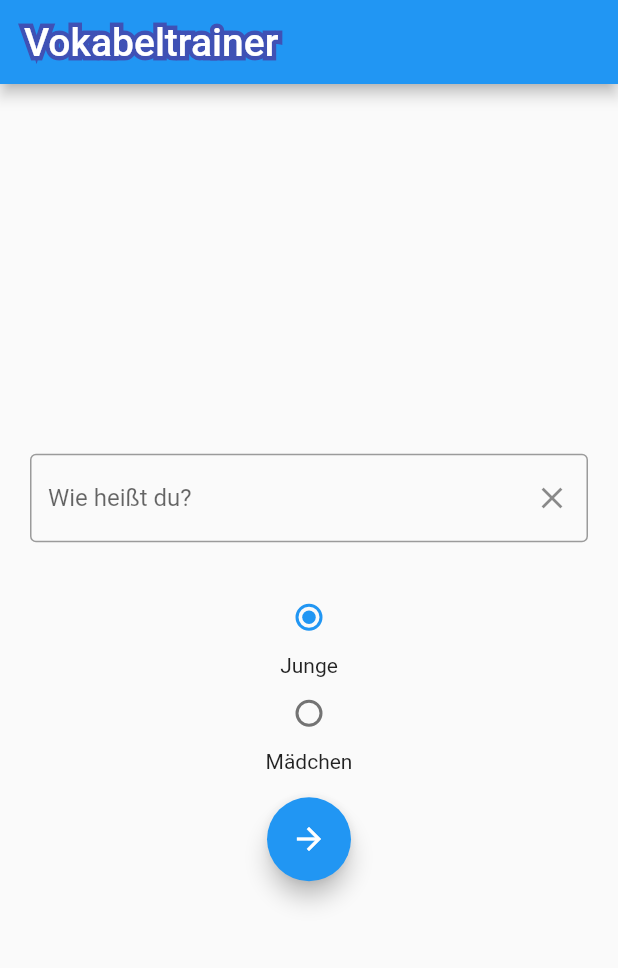
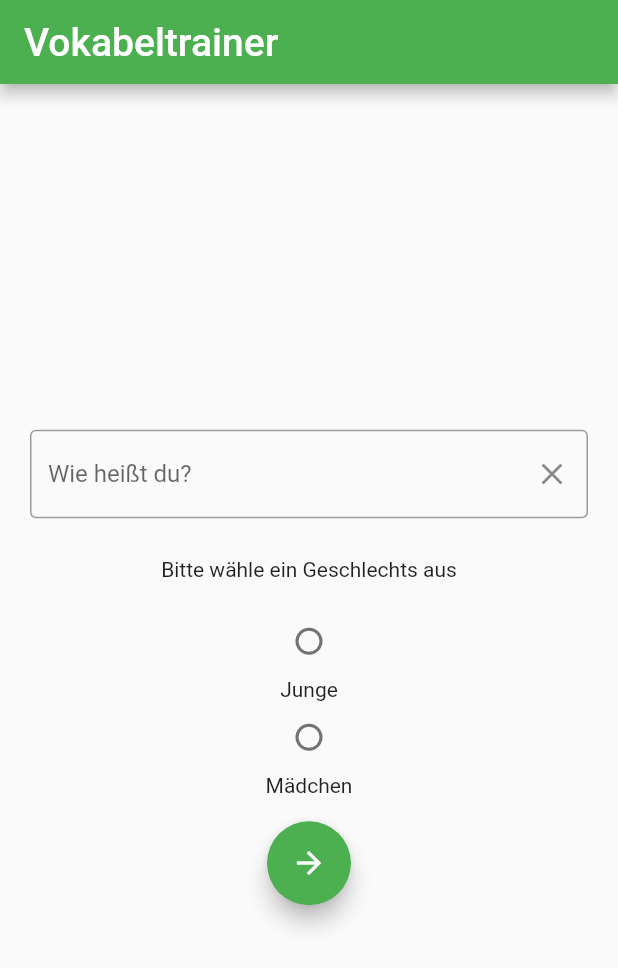
Before and after one commit to DHBW-CAS-MC/Vokabeltrainer, a Flutter app: the screen it shows after launch, on a phone screen of 412 x 824 dp. Shown: the top 968 px of the screen. Run offline on Flutter 3.47's test engine with Material 2 defaults, Android fonts, the phone set to English and light mode, and no system bars; missing offline and left inert: dart:ffi.

Commit message:
Design in Abhängigkeit vom geschlecht

```diff
--- a/lib/confirmation.dart
+++ b/lib/confirmation.dart
@@ -2,16 +2,17 @@ import 'package:flutter/material.dart';
 
 class Confirmation extends StatelessWidget {
   final String buttonText;
+  var appColor;
   final void Function() confirmationHandler;
 
-  Confirmation(this.buttonText, this.confirmationHandler);
+  Confirmation(this.buttonText,this.appColor, this.confirmationHandler);
 
   @override
   Widget build(BuildContext context) {
     return Container(
         child: MaterialButton(
           onPressed: this.confirmationHandler,
-          color: Colors.blue,
+          color: this.appColor,
           child: Text(this.buttonText, style: TextStyle(color: Colors.white)),
         ));
   }
--- a/lib/main.dart
+++ b/lib/main.dart
@@ -18,7 +18,8 @@ class _MyAppState extends State<MyApp> {
   String _evaluationText = "";
   bool _startTrainer = false;
   bool _answerCorrect = true;
-  int sex = 1;
+  int sex = 0;
+  var _appColor = Colors.green;
 
   final List<Map<String, String>> _questions = [
     {'word': 'Katze', 'answer': 'cat'},
@@ -86,8 +87,15 @@ class _MyAppState extends State<MyApp> {
   void _setSex(int value) {
     setState(() {
       sex = value;
+      if(sex == 1)
+        {
+          _appColor = Colors.blue;
+        }
+      else
+        {
+          _appColor = Colors.pink;
+        }
     });
-
   }
 
   void _confirmationStartTrainer() {
@@ -118,33 +126,28 @@ class _MyAppState extends State<MyApp> {
     return MaterialApp(
       home: Scaffold(
           appBar: AppBar(
-            title: Stack(
-              children: <Widget>[
-                // Stroked text as border.
-                Text(
-                  'Vokabeltrainer',
-                  style: TextStyle(
-                    fontSize: 26,
-                    foreground: Paint()
-                      ..style = PaintingStyle.stroke
-                      ..strokeWidth = 6
-                      ..color = Colors.indigo,
-                  ),
-                ),
-                // Solid text as fill.
-                Text(
+            backgroundColor: _appColor,
+            title: Text(
                   'Vokabeltrainer',
                   style: TextStyle(
                     fontSize: 26,
                     color: Colors.white,
                   ),
                 ),
-              ],
-            ),
           ),
           body: _startTrainer == false
-              ? StartPage(sex, _userName, _textControllerUsername, _formKeyUsername, _clearUsernameInput, _confirmationHandlerUsername, _confirmationStartTrainer, _setSex)
+              ? StartPage(
+              sex,
+              _appColor,
+              _userName,
+              _textControllerUsername,
+              _formKeyUsername,
+              _clearUsernameInput,
+              _confirmationHandlerUsername,
+              _confirmationStartTrainer,
+              _setSex)
               : MainPage(
+              _appColor,
               _questionIndex,
               _questions,
               _totalscore,
@@ -155,7 +158,8 @@ class _MyAppState extends State<MyApp> {
               _textController,
               _confirmationHandlerTrainer,
               _clearWordInput,
-                  _resetTrainer)),
+              _resetTrainer)
+      ),
       );
   }
 }
--- a/lib/question.dart
+++ b/lib/question.dart
@@ -19,7 +19,7 @@ class Question extends StatelessWidget {
                 textAlign: TextAlign.center,
                 style: TextStyle(
                   fontSize: 26,
-                  color: Colors.indigo,
+                  color: Colors.black,
                   fontWeight: FontWeight.bold,
                 ),
               ),
--- a/lib/startpage.dart
+++ b/lib/startpage.dart
@@ -8,6 +8,7 @@ class StartPage extends StatelessWidget {
   final GlobalKey<FormState> formKeyUsername;
   final String userName;
   final int sex;
+  var appColor;
 
   final void Function() clearUsernameInput;
   final void Function() confirmationHandlerUsername;
@@ -16,6 +17,7 @@ class StartPage extends StatelessWidget {
 
   StartPage(
       this.sex,
+      this.appColor,
       this.userName,
       this.textControllerUsernameInput,
       this.formKeyUsername,
@@ -34,12 +36,13 @@ class StartPage extends StatelessWidget {
           this.userName == ""
               ? UsernameInput(
                   sex: this.sex,
+                  appColor: this.appColor,
                   textControllerUsernameInput: this.textControllerUsernameInput,
                   clearUsernameInput: this.clearUsernameInput,
                   confirmationHandlerUsername: this.confirmationHandlerUsername,
                   setSex: this.setSex,
                 )
-              : Welcome(this.userName, this.confirmationHandlerStartTrainer)
+              : Welcome(this.userName,this.appColor, this.confirmationHandlerStartTrainer)
         ],
       ),
     );
--- a/lib/usernameInput.dart
+++ b/lib/usernameInput.dart
@@ -3,6 +3,7 @@ import 'wordInput.dart';
 
 class UsernameInput extends StatefulWidget {
   int sex;
+  var appColor;
   final textControllerUsernameInput;
 
   final void Function() clearUsernameInput;
@@ -12,6 +13,7 @@ class UsernameInput extends StatefulWidget {
   UsernameInput({
     Key? key,
     required this.sex,
+    required this.appColor,
     this.textControllerUsernameInput,
     required this.clearUsernameInput,
     required this.confirmationHandlerUsername,
@@ -35,24 +37,32 @@ class UserInputState extends State<UsernameInput> {
       child: Column(
         mainAxisAlignment: MainAxisAlignment.center,
         children: [
-          WordInput(hinttext, labelText, errorText,
+          WordInput(widget.appColor, hinttext, labelText, errorText,
               widget.textControllerUsernameInput, widget.clearUsernameInput),
           Text(""),
+          Text("Bitte wähle ein Geschlechts aus"),
+          Text(""),
           Radio(
+              hoverColor: widget.appColor,
+              activeColor: widget.appColor,
+              focusColor: widget.appColor,
               value: 1,
               groupValue: widget.sex,
               onChanged: (value) => widget.setSex(value as int)),
           SizedBox(width: 10.0),
           Text("Junge"),
           Radio(
+              hoverColor: widget.appColor,
+              activeColor: widget.appColor,
+              focusColor: widget.appColor,
               value: 2,
               groupValue: widget.sex,
-              onChanged: (value) => widget.setSex(value as int)
-          ),
+              onChanged: (value) => widget.setSex(value as int)),
           SizedBox(width: 10.0),
           Text("Mädchen"),
           Text(""),
           FloatingActionButton(
+              backgroundColor: widget.appColor,
               onPressed: widget.confirmationHandlerUsername,
               child: Icon(Icons.arrow_forward))
         ],
--- a/lib/wordInput.dart
+++ b/lib/wordInput.dart
@@ -6,8 +6,9 @@ class WordInput extends StatelessWidget
   final String labelText;
   final String errorText;
   final textController;
+  var appColor;
   final void Function() pressedHandler;
-  WordInput(this.hinttext, this.labelText, this.errorText, this.textController, this.pressedHandler);
+  WordInput(this.appColor, this.hinttext, this.labelText, this.errorText, this.textController, this.pressedHandler);
 
   @override
   Widget build(BuildContext context)
@@ -16,8 +17,8 @@ class WordInput extends StatelessWidget
         margin: EdgeInsets.all(10),
         child: TextFormField(
           controller: this.textController,
-          cursorColor:Colors.blue,
-          style: TextStyle(color: Colors.blue),
+          cursorColor:this.appColor,
+          style: TextStyle(color: this.appColor),
           decoration: InputDecoration(
             hintText: this.hinttext,
             labelText: this.labelText,
```
Also changed, not shown: lib/mainPage.dart (+4 -3 lines), lib/result.dart (+4 -3 lines), lib/vocabularyTrainer.dart (+5 -4 lines), lib/welcome.dart (+4 -3 lines). Lines whose indentation alone changed are shown as unchanged.
